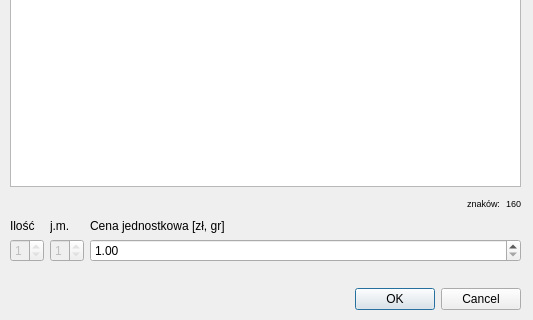
Qt form gui/designer/services.ui (pazdzier/Fakturer) before a commit; both pictures show x 0 to 533 and y 161 to 481 of the 533 by 481 pixel window.
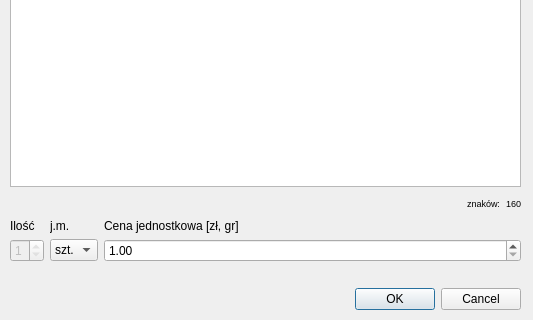
The same form after that commit.

```diff
--- a/gui/designer/services.ui
+++ b/gui/designer/services.ui
@@ -82,19 +82,6 @@
       </item>
       <item>
        <layout class="QGridLayout" name="gridLayout">
-        <item row="3" column="1">
-         <widget class="QSpinBox" name="measureBox">
-          <property name="enabled">
-           <bool>false</bool>
-          </property>
-          <property name="minimum">
-           <number>1</number>
-          </property>
-          <property name="maximum">
-           <number>1</number>
-          </property>
-         </widget>
-        </item>
         <item row="2" column="1">
          <widget class="QLabel" name="label_3">
           <property name="text">
@@ -159,6 +146,15 @@
           </property>
          </spacer>
         </item>
+        <item row="3" column="1">
+         <widget class="QComboBox" name="measureBox">
+          <item>
+           <property name="text">
+            <string>szt.</string>
+           </property>
+          </item>
+         </widget>
+        </item>
        </layout>
       </item>
      </layout>
```
